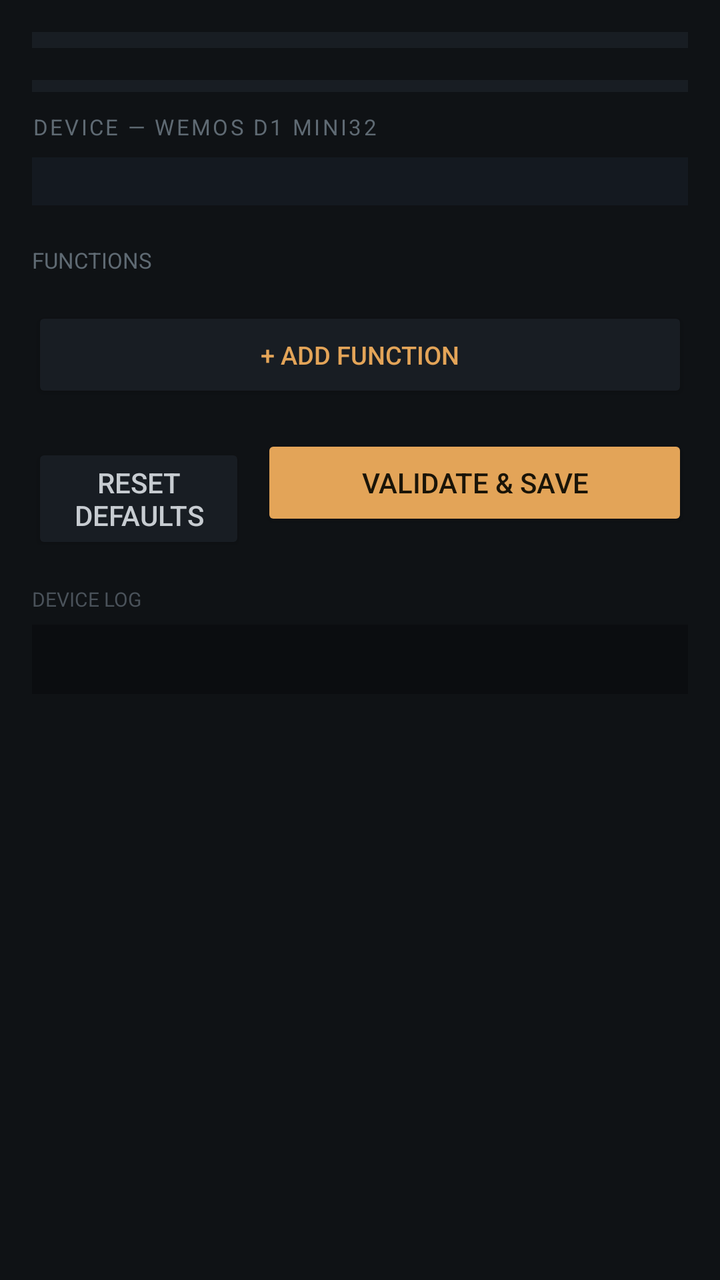
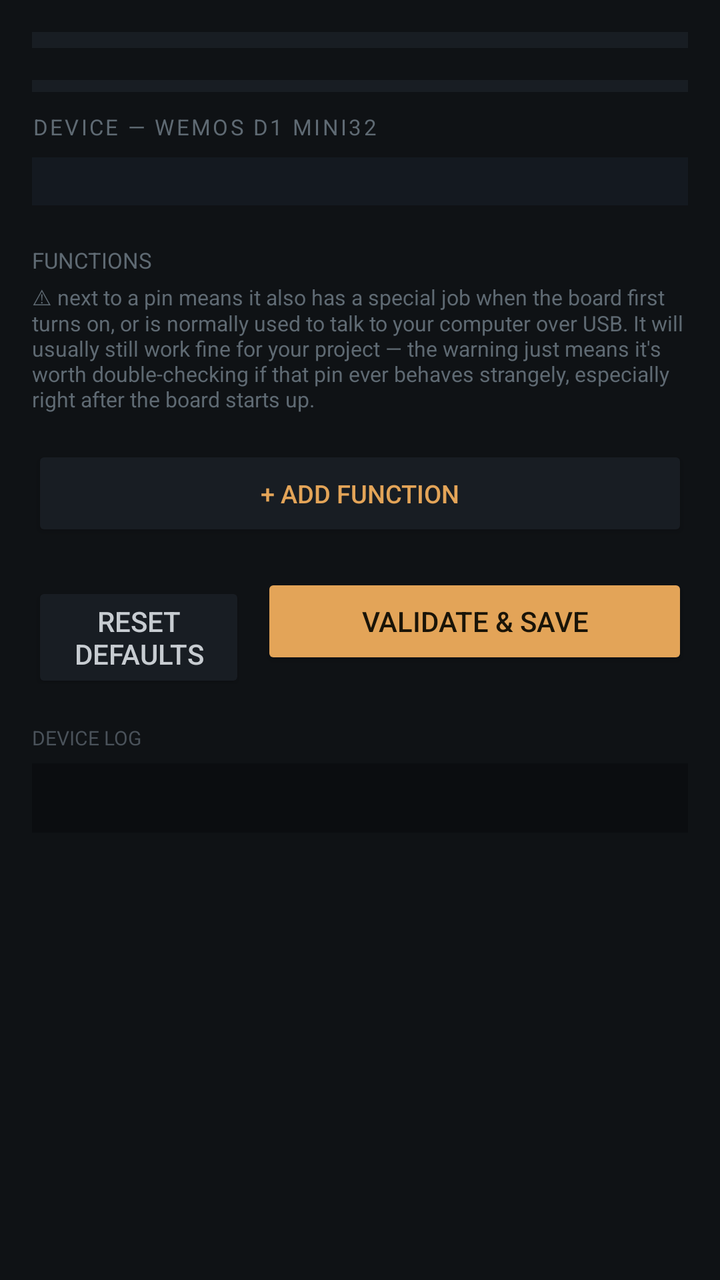

An Android layout rendered at two revisions. The XML below is the earlier revision; the diff shows what the commit changed to produce the second picture.
<!-- AndroidManifest.xml: application theme Theme.ESPad32Controller -->
<!-- res/layout/activity_pin_mapper.xml -->
<?xml version="1.0" encoding="utf-8"?>
<ScrollView xmlns:android="http://schemas.android.com/apk/res/android"
    xmlns:app="http://schemas.android.com/apk/res-auto"
    android:layout_width="match_parent"
    android:layout_height="match_parent"
    android:background="#0F1215">

    <LinearLayout
        android:layout_width="match_parent"
        android:layout_height="wrap_content"
        android:orientation="vertical"
        android:padding="16dp">

        
        <LinearLayout
            android:id="@+id/profileTabContainer"
            android:layout_width="match_parent"
            android:layout_height="wrap_content"
            android:orientation="horizontal"
            android:background="#181D23"
            android:padding="4dp"
            android:layout_marginBottom="16dp" />

        
        <LinearLayout
            android:id="@+id/boardTabContainer"
            android:layout_width="match_parent"
            android:layout_height="wrap_content"
            android:orientation="horizontal"
            android:background="#181D23"
            android:padding="3dp"
            android:layout_marginBottom="10dp" />

        <TextView
            android:id="@+id/boardSectionLabel"
            android:layout_width="wrap_content"
            android:layout_height="wrap_content"
            android:text="DEVICE — WEMOS D1 MINI32"
            android:textColor="#5F6A73"
            android:textSize="11sp"
            android:letterSpacing="0.1"
            android:layout_marginBottom="8dp" />

        <LinearLayout
            android:id="@+id/boardContainer"
            android:layout_width="match_parent"
            android:layout_height="wrap_content"
            android:orientation="horizontal"
            android:background="#141920"
            android:padding="12dp" />

        
        <TextView
            android:id="@+id/roleSectionLabel"
            android:layout_width="wrap_content"
            android:layout_height="wrap_content"
            android:text="FUNCTIONS"
            android:textColor="#5F6A73"
            android:textSize="11sp"
            android:layout_marginTop="20dp"
            android:layout_marginBottom="8dp" />

        <LinearLayout
            android:id="@+id/roleContainer"
            android:layout_width="match_parent"
            android:layout_height="wrap_content"
            android:orientation="vertical" />

        <Button
            android:id="@+id/addRoleButton"
            android:layout_width="match_parent"
            android:layout_height="wrap_content"
            android:text="+ Add Function"
            android:textSize="12.5sp"
            android:backgroundTint="#181D23"
            android:textColor="#E3A458"
            android:layout_marginTop="8dp" />

        
        <LinearLayout
            android:layout_width="match_parent"
            android:layout_height="wrap_content"
            android:orientation="horizontal"
            android:layout_marginTop="16dp">

            <Button
                android:id="@+id/resetButton"
                android:layout_width="0dp"
                android:layout_height="wrap_content"
                android:layout_weight="1"
                android:text="Reset defaults"
                android:backgroundTint="#181D23"
                android:textColor="#C7CCD1"
                android:layout_marginEnd="8dp" />

            <Button
                android:id="@+id/saveButton"
                android:layout_width="0dp"
                android:layout_height="wrap_content"
                android:layout_weight="2"
                android:text="Validate &amp; Save"
                android:backgroundTint="#E3A458"
                android:textColor="#1A1408" />
        </LinearLayout>

        
        <TextView
            android:layout_width="wrap_content"
            android:layout_height="wrap_content"
            android:text="DEVICE LOG"
            android:textColor="#4A525A"
            android:textSize="10sp"
            android:layout_marginTop="20dp"
            android:layout_marginBottom="6dp" />

        <TextView
            android:id="@+id/logText"
            android:layout_width="match_parent"
            android:layout_height="wrap_content"
            android:fontFamily="monospace"
            android:textSize="11sp"
            android:textColor="#9AA4AD"
            android:background="#0B0D10"
            android:padding="10dp" />

    </LinearLayout>
</ScrollView>
<!-- resources referenced by this layout -->
<resources>
  <style name="Theme.ESPad32Controller" parent="Theme.AppCompat.NoActionBar">
          <item name="android:windowBackground">#0A0A0A</item>
          <item name="android:statusBarColor">#000000</item>
          <item name="android:navigationBarColor">#000000</item>
          <item name="android:windowFullscreen">false</item>
      </style>
</resources>

<!-- the commit's change to res/layout/activity_pin_mapper.xml (unified diff, before → after) -->
@@ -58,6 +58,14 @@
             android:textColor="#5F6A73"
             android:textSize="11sp"
             android:layout_marginTop="20dp"
+            android:layout_marginBottom="4dp" />
+
+        <TextView
+            android:layout_width="match_parent"
+            android:layout_height="wrap_content"
+            android:text="⚠ next to a pin means it also has a special job when the board first turns on, or is normally used to talk to your computer over USB. It will usually still work fine for your project — the warning just means it's worth double-checking if that pin ever behaves strangely, especially right after the board starts up."
+            android:textColor="#5F6A73"
+            android:textSize="10.5sp"
             android:layout_marginBottom="8dp" />
 
         <LinearLayout
